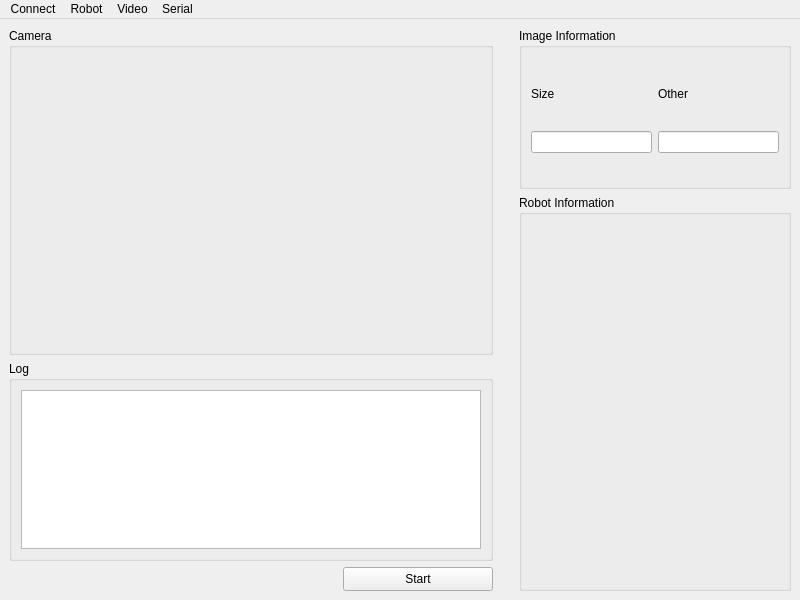
Qt form mainwindow.ui (MiguelFerrerF/robotArmApp) before a commit.
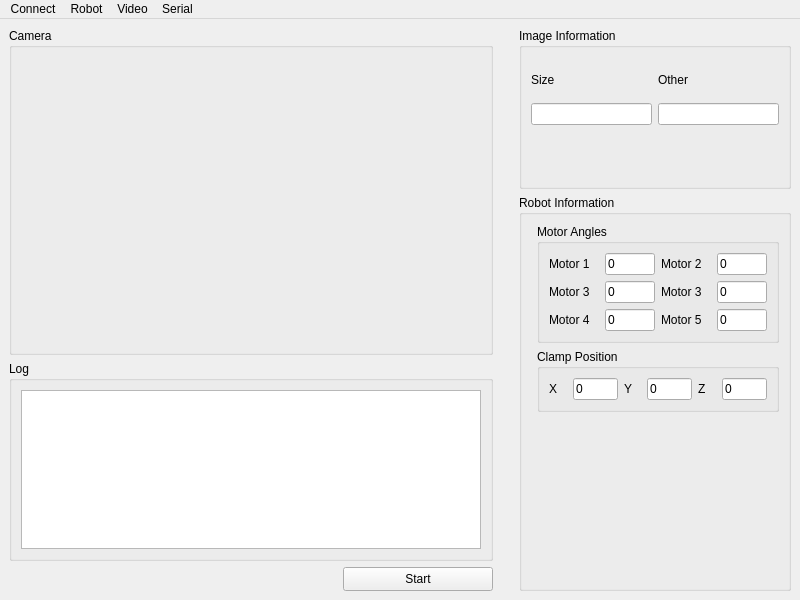
The same form after that commit.

Commit message:
Adds robot motor angles and clamp position UI
Enhances the robot information panel with fields for displaying
motor angles and clamp position, improving monitoring capabilities
and user visibility of robot state.

Patch:
```diff
--- a/mainwindow.ui
+++ b/mainwindow.ui
@@ -56,6 +56,16 @@
        <string>Image Information</string>
       </property>
       <layout class="QGridLayout" name="gridLayout_3">
+       <item row="0" column="1">
+        <widget class="QLabel" name="labelOther">
+         <property name="text">
+          <string>Other</string>
+         </property>
+         <property name="alignment">
+          <set>Qt::AlignmentFlag::AlignBottom|Qt::AlignmentFlag::AlignLeading|Qt::AlignmentFlag::AlignLeft</set>
+         </property>
+        </widget>
+       </item>
        <item row="1" column="0">
         <widget class="QLineEdit" name="lineEditSize"/>
        </item>
@@ -78,15 +88,21 @@
          </property>
         </widget>
        </item>
-       <item row="0" column="1">
-        <widget class="QLabel" name="labelOther">
-         <property name="text">
-          <string>Other</string>
+       <item row="2" column="0">
+        <spacer name="verticalSpacer_3">
+         <property name="orientation">
+          <enum>Qt::Orientation::Vertical</enum>
          </property>
-         <property name="alignment">
-          <set>Qt::AlignmentFlag::AlignBottom|Qt::AlignmentFlag::AlignLeading|Qt::AlignmentFlag::AlignLeft</set>
+         <property name="sizeType">
+          <enum>QSizePolicy::Policy::Minimum</enum>
          </property>
-        </widget>
+         <property name="sizeHint" stdset="0">
+          <size>
+           <width>20</width>
+           <height>40</height>
+          </size>
+         </property>
+        </spacer>
        </item>
       </layout>
      </widget>
@@ -152,7 +168,279 @@
       <property name="title">
        <string>Robot Information</string>
       </property>
-      <layout class="QGridLayout" name="gridLayout_4"/>
+      <layout class="QFormLayout" name="formLayout">
+       <property name="labelAlignment">
+        <set>Qt::AlignmentFlag::AlignLeading|Qt::AlignmentFlag::AlignLeft|Qt::AlignmentFlag::AlignTop</set>
+       </property>
+       <item row="0" column="1">
+        <widget class="QGroupBox" name="groupBoxMotorAngle">
+         <property name="maximumSize">
+          <size>
+           <width>16777215</width>
+           <height>150</height>
+          </size>
+         </property>
+         <property name="title">
+          <string>Motor Angles</string>
+         </property>
+         <layout class="QGridLayout" name="gridLayout_2">
+          <item row="0" column="0">
+           <widget class="QLabel" name="labelAngleMotor1">
+            <property name="text">
+             <string>Motor 1</string>
+            </property>
+           </widget>
+          </item>
+          <item row="0" column="1">
+           <widget class="QLineEdit" name="lineEditAngleMotor1">
+            <property name="enabled">
+             <bool>true</bool>
+            </property>
+            <property name="maximumSize">
+             <size>
+              <width>50</width>
+              <height>16777215</height>
+             </size>
+            </property>
+            <property name="text">
+             <string>0</string>
+            </property>
+            <property name="readOnly">
+             <bool>true</bool>
+            </property>
+           </widget>
+          </item>
+          <item row="0" column="2">
+           <widget class="QLabel" name="labelAngleMotor2">
+            <property name="text">
+             <string>Motor 2</string>
+            </property>
+           </widget>
+          </item>
+          <item row="0" column="3">
+           <widget class="QLineEdit" name="lineEditAngleMotor2">
+            <property name="enabled">
+             <bool>true</bool>
+            </property>
+            <property name="maximumSize">
+             <size>
+              <width>50</width>
+              <height>16777215</height>
+             </size>
+            </property>
+            <property name="text">
+             <string>0</string>
+            </property>
+            <property name="readOnly">
+             <bool>true</bool>
+            </property>
+           </widget>
+          </item>
+          <item row="1" column="0">
+           <widget class="QLabel" name="labelAngleMotor3">
+            <property name="text">
+             <string>Motor 3</string>
+            </property>
+           </widget>
+          </item>
+          <item row="1" column="1">
+           <widget class="QLineEdit" name="lineEditAngleMotor3">
+            <property name="enabled">
+             <bool>true</bool>
+            </property>
+            <property name="maximumSize">
+             <size>
+              <width>50</width>
+              <height>16777215</height>
+             </size>
+            </property>
+            <property name="text">
+             <string>0</string>
+            </property>
+            <property name="readOnly">
+             <bool>true</bool>
+            </property>
+           </widget>
+          </item>
+          <item row="1" column="2">
+           <widget class="QLabel" name="labelAngleMotor4">
+            <property name="text">
+             <string>Motor 3</string>
+            </property>
+           </widget>
+          </item>
+          <item row="1" column="3">
+           <widget class="QLineEdit" name="lineEditAngleMotor4">
+            <property name="enabled">
+             <bool>true</bool>
+            </property>
+            <property name="maximumSize">
+             <size>
+              <width>50</width>
+              <height>16777215</height>
+             </size>
+            </property>
+            <property name="text">
+             <string>0</string>
+            </property>
+            <property name="readOnly">
+             <bool>true</bool>
+            </property>
+           </widget>
+          </item>
+          <item row="2" column="0">
+           <widget class="QLabel" name="labelAngleMotor5">
+            <property name="text">
+             <string>Motor 4</string>
+            </property>
+           </widget>
+          </item>
+          <item row="2" column="1">
+           <widget class="QLineEdit" name="lineEditAngleMotor5">
+            <property name="enabled">
+             <bool>true</bool>
+            </property>
+            <property name="maximumSize">
+             <size>
+              <width>50</width>
+              <height>16777215</height>
+             </size>
+            </property>
+            <property name="text">
+             <string>0</string>
+            </property>
+            <property name="readOnly">
+             <bool>true</bool>
+            </property>
+           </widget>
+          </item>
+          <item row="2" column="2">
+           <widget class="QLabel" name="labelAngleMotor6">
+            <property name="text">
+             <string>Motor 5</string>
+            </property>
+           </widget>
+          </item>
+          <item row="2" column="3">
+           <widget class="QLineEdit" name="lineEditAngleMotor6">
+            <property name="enabled">
+             <bool>true</bool>
+            </property>
+            <property name="maximumSize">
+             <size>
+              <width>50</width>
+              <height>16777215</height>
+             </size>
+            </property>
+            <property name="text">
+             <string>0</string>
+            </property>
+            <property name="readOnly">
+             <bool>true</bool>
+            </property>
+           </widget>
+          </item>
+         </layout>
+        </widget>
+       </item>
+       <item row="2" column="1">
+        <spacer name="verticalSpacer_2">
+         <property name="orientation">
+          <enum>Qt::Orientation::Vertical</enum>
+         </property>
+         <property name="sizeHint" stdset="0">
+          <size>
+           <width>20</width>
+           <height>40</height>
+          </size>
+         </property>
+        </spacer>
+       </item>
+       <item row="1" column="1">
+        <widget class="QGroupBox" name="groupBox">
+         <property name="maximumSize">
+          <size>
+           <width>16777215</width>
+           <height>70</height>
+          </size>
+         </property>
+         <property name="title">
+          <string>Clamp Position</string>
+         </property>
+         <layout class="QGridLayout" name="gridLayout_4">
+          <item row="0" column="0">
+           <widget class="QLabel" name="lableX">
+            <property name="text">
+             <string>X</string>
+            </property>
+           </widget>
+          </item>
+          <item row="0" column="1">
+           <widget class="QLineEdit" name="lineEditX">
+            <property name="maximumSize">
+             <size>
+              <width>45</width>
+              <height>16777215</height>
+             </size>
+            </property>
+            <property name="text">
+             <string>0</string>
+            </property>
+            <property name="readOnly">
+             <bool>true</bool>
+            </property>
+           </widget>
+          </item>
+          <item row="0" column="2">
+           <widget class="QLabel" name="lableY">
+            <property name="text">
+             <string>Y</string>
+            </property>
+           </widget>
+          </item>
+          <item row="0" column="3">
+           <widget class="QLineEdit" name="lineEditY">
+            <property name="maximumSize">
+             <size>
+              <width>45</width>
+              <height>16777215</height>
+             </size>
+            </property>
+            <property name="text">
+             <string>0</string>
+            </property>
+            <property name="readOnly">
+             <bool>true</bool>
+            </property>
+           </widget>
+          </item>
+          <item row="0" column="4">
+           <widget class="QLabel" name="lableZ">
+            <property name="text">
+             <string>Z</string>
+            </property>
+           </widget>
+          </item>
+          <item row="0" column="5">
+           <widget class="QLineEdit" name="lineEditZ">
+            <property name="maximumSize">
+             <size>
+              <width>45</width>
+              <height>16777215</height>
+             </size>
+            </property>
+            <property name="text">
+             <string>0</string>
+            </property>
+            <property name="readOnly">
+             <bool>true</bool>
+            </property>
+           </widget>
+          </item>
+         </layout>
+        </widget>
+       </item>
+      </layout>
      </widget>
     </item>
    </layout>
```
The commit also changes 1 other file.
